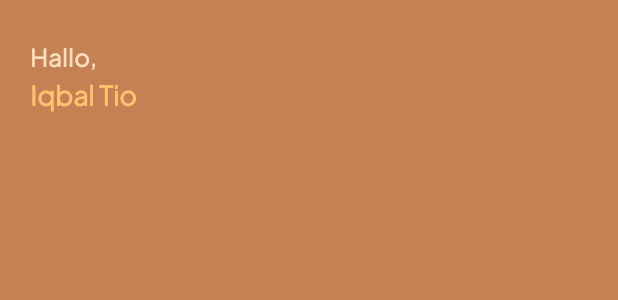
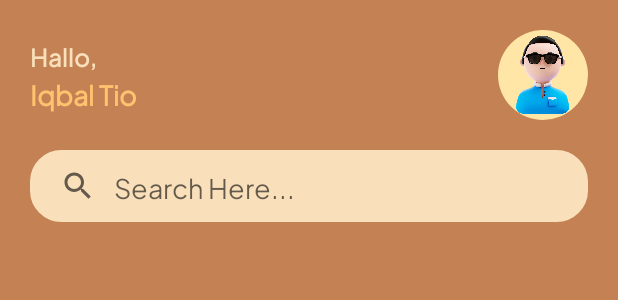
Before and after one commit to Bangkit-Capstone-C23-PS256/Kaffeehaus_Mobile_Development, an Android app: the layout fragment_home.xml on its own in the app's theme, with its tools: preview values and no code run, on a phone screen of 412 x 824 dp. Shown: the top 300 px of the screen. Run offline under Robolectric (Android 15) with nearby library versions, the phone set to English and light mode, and no system bars.

Commit message:
[ADD] Searchbar

```diff
--- /dev/null
+++ b/app/src/main/res/drawable/searchbar_background.xml
@@ -0,0 +1,8 @@
+<?xml version="1.0" encoding="utf-8"?>
+<shape xmlns:android="http://schemas.android.com/apk/res/android" android:shape="rectangle">
+    <corners android:radius="20dp"/>
+    <stroke
+        android:color="#F9E0BB"
+        android:width="2dp"/>
+    <solid android:color="#F9E0BB"/>
+</shape>
--- a/app/src/main/res/layout/activity_main.xml
+++ b/app/src/main/res/layout/activity_main.xml
@@ -6,11 +6,7 @@
     android:layout_height="match_parent"
     tools:context=".activity.MainActivity">
 
-    <FrameLayout
-        android:id="@+id/container"
-        android:layout_width="match_parent"
-        android:layout_height="match_parent"
-        android:layout_above="@+id/bottomAppBar"/>
+
 
     <com.google.android.material.bottomappbar.BottomAppBar
         android:id="@+id/bottomAppBar"
--- a/app/src/main/res/layout/fragment_home.xml
+++ b/app/src/main/res/layout/fragment_home.xml
@@ -38,6 +38,37 @@
             app:layout_constraintStart_toStartOf="parent"
             app:layout_constraintTop_toBottomOf="@+id/txtHallo"/>
 
+        <com.google.android.material.imageview.ShapeableImageView
+            android:id="@+id/imgProfile"
+            android:layout_width="60dp"
+            android:layout_height="60dp"
+            android:layout_marginTop="20dp"
+            android:layout_marginEnd="20dp"
+            android:src="@drawable/profil"
+            app:layout_constraintEnd_toEndOf="parent"
+            app:layout_constraintHorizontal_bias="1.0"
+            app:layout_constraintStart_toEndOf="@+id/txtName"
+            app:layout_constraintTop_toTopOf="parent"
+            app:shapeAppearanceOverlay="@style/roundedImageViewRounded"/>
+
+        <SearchView
+            android:id="@+id/searchView"
+            android:layout_width="match_parent"
+            android:layout_height="wrap_content"
+            android:layout_marginHorizontal="16dp"
+            android:layout_marginStart="20dp"
+            android:layout_marginTop="20dp"
+            android:layout_marginEnd="20dp"
+            android:fontFamily="@font/plusjakartasans"
+            android:background="@drawable/searchbar_background"
+            android:iconifiedByDefault="false"
+            android:queryBackground="@android:color/transparent"
+            android:queryHint="Search Here..."
+            app:layout_constraintEnd_toEndOf="parent"
+            app:layout_constraintStart_toStartOf="parent"
+            app:layout_constraintTop_toBottomOf="@+id/imgProfile"
+            android:theme="@style/searchFont"/>
+
     </androidx.constraintlayout.widget.ConstraintLayout>
 
 </FrameLayout>
--- a/app/src/main/res/values/themes.xml
+++ b/app/src/main/res/values/themes.xml
@@ -14,4 +14,14 @@
         <item name="android:navigationBarColor">#FFC26F</item>
         <!-- Customize your theme here. -->
     </style>
+
+    <style name="roundedImageViewRounded">
+        <item name="cornerFamily">rounded</item>
+        <item name="cornerSize">50%</item>
+    </style>
+
+    <style name="searchFont" parent="Widget.AppCompat.SearchView">
+        <item name="android:fontFamily">@font/plusjakartasans</item>
+    </style>
+
 </resources>
```
Also changed, not shown: app/src/main/res/drawable/profil.jpg (added).
